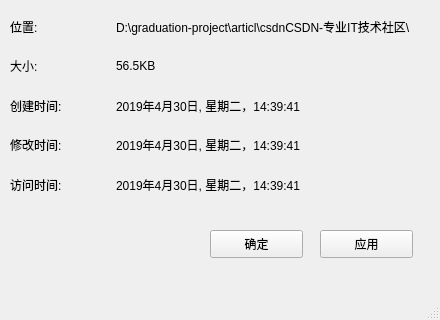
Qt form allfile/UI_HTML/file_status.ui (heysq/Article-Management) before a commit; both pictures show x 0 to 440 and y 160 to 480 of the 440 by 480 pixel window.
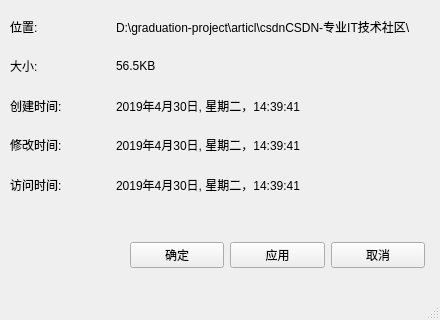
The same form after that commit.

Diff of the .ui file:
```diff
--- a/allfile/UI_HTML/file_status.ui
+++ b/allfile/UI_HTML/file_status.ui
@@ -26,32 +26,6 @@
    <string>文件属性</string>
   </property>
   <widget class="QWidget" name="centralwidget">
-   <widget class="QPushButton" name="pushButton">
-    <property name="geometry">
-     <rect>
-      <x>320</x>
-      <y>390</y>
-      <width>93</width>
-      <height>28</height>
-     </rect>
-    </property>
-    <property name="text">
-     <string>应用</string>
-    </property>
-   </widget>
-   <widget class="QPushButton" name="pushButton_2">
-    <property name="geometry">
-     <rect>
-      <x>210</x>
-      <y>390</y>
-      <width>93</width>
-      <height>28</height>
-     </rect>
-    </property>
-    <property name="text">
-     <string>确定</string>
-    </property>
-   </widget>
    <widget class="Line" name="line">
     <property name="geometry">
      <rect>
@@ -217,6 +191,39 @@
      <string>文件类型图片</string>
     </property>
    </widget>
+   <widget class="QWidget" name="">
+    <property name="geometry">
+     <rect>
+      <x>130</x>
+      <y>400</y>
+      <width>295</width>
+      <height>30</height>
+     </rect>
+    </property>
+    <layout class="QHBoxLayout" name="horizontalLayout">
+     <item>
+      <widget class="QPushButton" name="pushButton_2">
+       <property name="text">
+        <string>确定</string>
+       </property>
+      </widget>
+     </item>
+     <item>
+      <widget class="QPushButton" name="pushButton">
+       <property name="text">
+        <string>应用</string>
+       </property>
+      </widget>
+     </item>
+     <item>
+      <widget class="QPushButton" name="pushButton_3">
+       <property name="text">
+        <string>取消</string>
+       </property>
+      </widget>
+     </item>
+    </layout>
+   </widget>
   </widget>
   <widget class="QStatusBar" name="statusbar"/>
  </widget>
```
